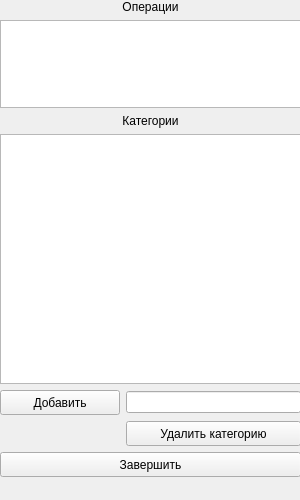
Iotwo/YL1, file design/EditFields_form.ui: the form before one commit.
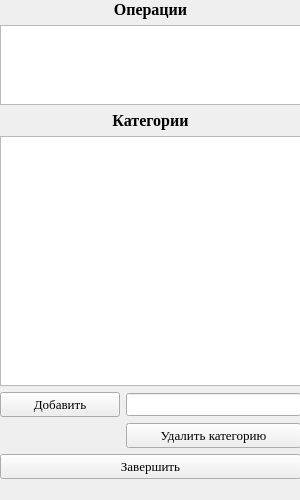
The form after the commit.

Commit message: Finished EditFields form.

What changed in the file:
```diff
--- a/design/EditFields_form.ui
+++ b/design/EditFields_form.ui
@@ -25,6 +25,12 @@
     <height>900</height>
    </size>
   </property>
+  <property name="font">
+   <font>
+    <family>Times New Roman</family>
+    <pointsize>10</pointsize>
+   </font>
+  </property>
   <property name="windowTitle">
    <string>Изменить служебные данные</string>
   </property>
@@ -64,12 +70,19 @@
      <x>0</x>
      <y>0</y>
      <width>301</width>
-     <height>477</height>
+     <height>479</height>
     </rect>
    </property>
    <layout class="QVBoxLayout" name="main_vLayout">
     <item>
      <widget class="QLabel" name="op_lbl">
+      <property name="font">
+       <font>
+        <family>Times New Roman</family>
+        <pointsize>12</pointsize>
+        <bold>true</bold>
+       </font>
+      </property>
       <property name="text">
        <string>Операции</string>
       </property>
@@ -86,10 +99,24 @@
         <height>80</height>
        </size>
       </property>
+      <property name="font">
+       <font>
+        <family>Times New Roman</family>
+        <pointsize>12</pointsize>
+        <bold>true</bold>
+       </font>
+      </property>
      </widget>
     </item>
     <item>
      <widget class="QLabel" name="cat_lbl">
+      <property name="font">
+       <font>
+        <family>Times New Roman</family>
+        <pointsize>12</pointsize>
+        <bold>true</bold>
+       </font>
+      </property>
       <property name="text">
        <string>Категории</string>
       </property>
@@ -106,6 +133,13 @@
         <height>250</height>
        </size>
       </property>
+      <property name="font">
+       <font>
+        <family>Times New Roman</family>
+        <pointsize>12</pointsize>
+        <bold>true</bold>
+       </font>
+      </property>
      </widget>
     </item>
     <item>
@@ -118,6 +152,12 @@
           <height>25</height>
          </size>
         </property>
+        <property name="font">
+         <font>
+          <family>Times New Roman</family>
+          <pointsize>10</pointsize>
+         </font>
+        </property>
         <property name="text">
          <string>Добавить</string>
         </property>
@@ -141,6 +181,12 @@
           <height>25</height>
          </size>
         </property>
+        <property name="font">
+         <font>
+          <family>Times New Roman</family>
+          <pointsize>10</pointsize>
+         </font>
+        </property>
         <property name="text">
          <string>Удалить категорию</string>
         </property>
@@ -156,6 +202,12 @@
         <height>25</height>
        </size>
       </property>
+      <property name="font">
+       <font>
+        <family>Times New Roman</family>
+        <pointsize>10</pointsize>
+       </font>
+      </property>
       <property name="text">
        <string>Завершить</string>
       </property>
```
Left out of the diff: 4 changed lines with no effect on the pictures. The commit also changes 4 other files.
